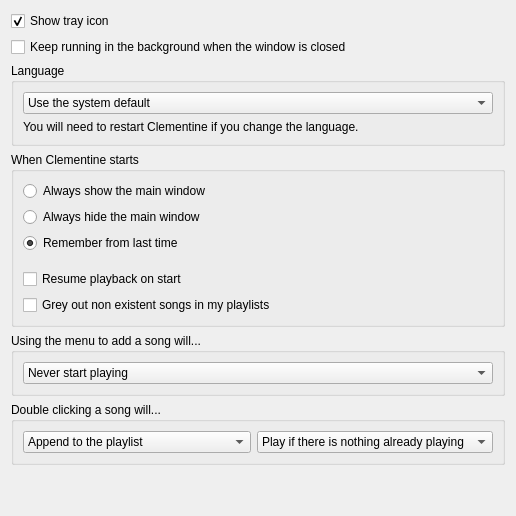
Qt form src/ui/behavioursettingspage.ui (clementine-player/Clementine) before a commit.
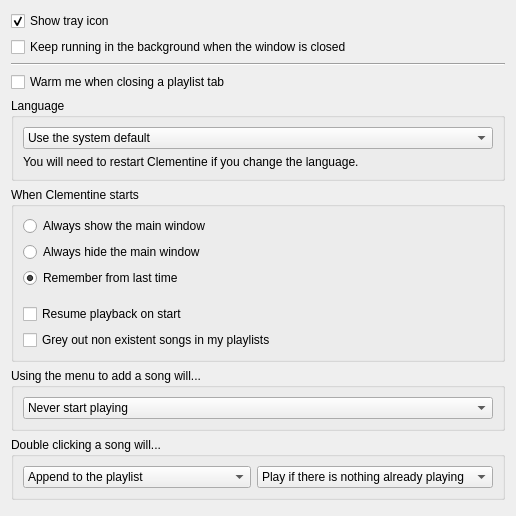
The same form after that commit.

Commit message: Add an option for not being asked before closing a playlist

The edit to the form file:
```diff
--- a/src/ui/behavioursettingspage.ui
+++ b/src/ui/behavioursettingspage.ui
@@ -31,6 +31,20 @@
      </property>
     </widget>
    </item>
+   <item>
+    <widget class="Line" name="line">
+     <property name="orientation">
+      <enum>Qt::Horizontal</enum>
+     </property>
+    </widget>
+   </item>
+   <item>
+    <widget class="QCheckBox" name="b_warm_close_playlist_">
+     <property name="text">
+      <string>Warm me when closing a playlist tab</string>
+     </property>
+    </widget>
+   </item>
    <item>
     <widget class="QGroupBox" name="groupBox_3">
      <property name="title">
```
The commit also changes 3 other files.
